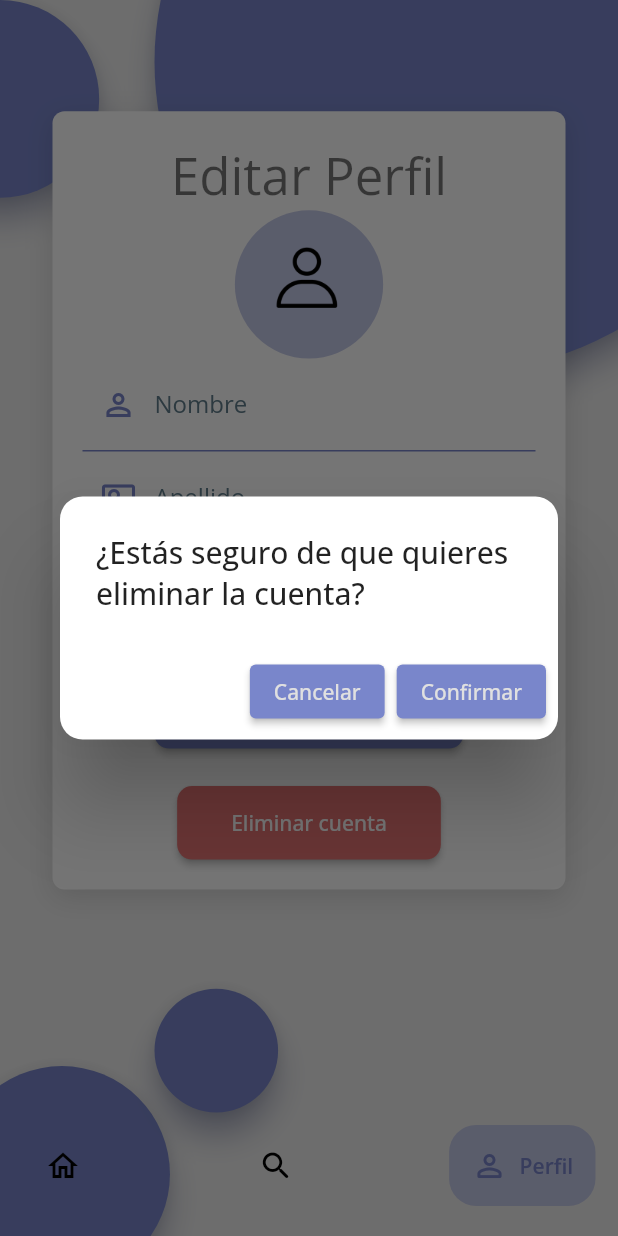
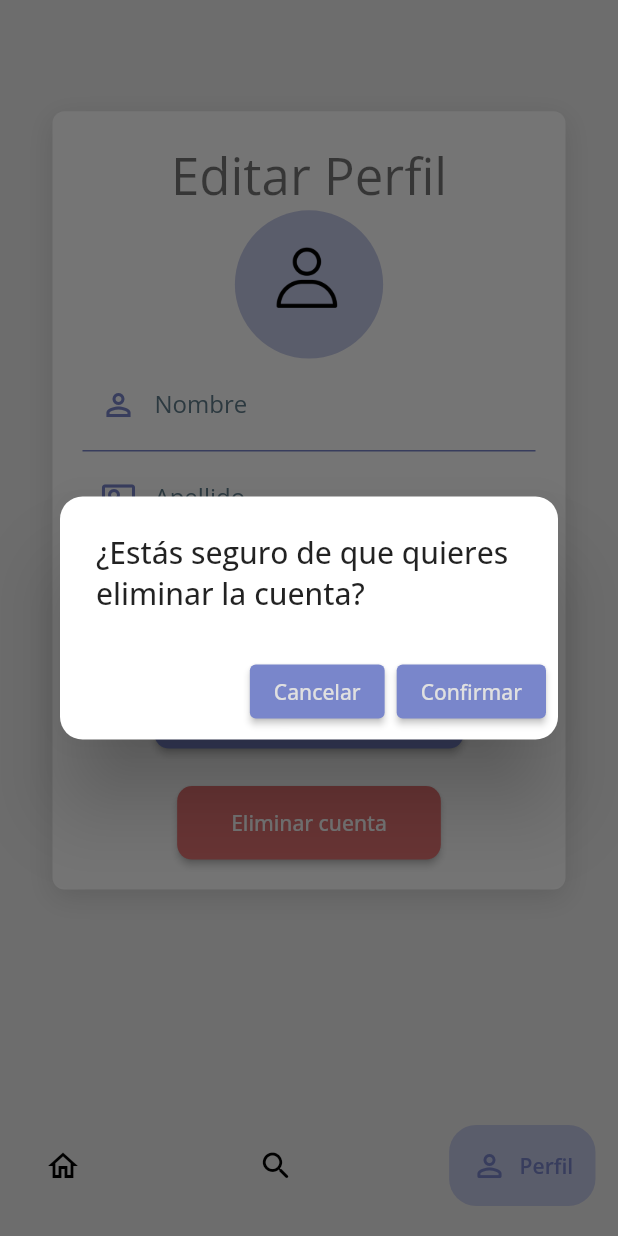
Before and after one commit to moisesmtzs/agenda_modular, a Flutter app: the HomePage screen opened by its route, item 3 of the bottom bar chosen, after a tap on "Eliminar cuenta", on a phone screen of 412 x 824 dp. Run offline on Flutter 3.47's test engine with Material 2 defaults, Android fonts, the phone set to English and light mode, and no system bars; drawn by our look-alikes of google_nav_bar; our stand-ins replace flutter_svg, get, get_storage, google_fonts, image_picker; accounts and stored records are empty.

Commit message:
Paginas nuevas agregadas

```diff
--- a/lib/src/screens/home/home_page.dart
+++ b/lib/src/screens/home/home_page.dart
@@ -6,7 +6,6 @@ import 'package:google_nav_bar/google_nav_bar.dart';
 
 import 'package:agenda_app/src/screens/home/home_controller.dart';
 import 'package:agenda_app/src/widgets/card_container.dart';
-import 'package:agenda_app/src/widgets/custom_painters.dart';
 
 
 class HomePage extends StatelessWidget {
@@ -21,15 +20,24 @@ class HomePage extends StatelessWidget {
     var scaffoldKey = GlobalKey<ScaffoldState>();
 
     return Scaffold(
+      // backgroundColor: Colors.indigo[300],
       key: scaffoldKey,
       extendBodyBehindAppBar: true,
       drawer: _drawer(context),
       appBar: AppBar(
+        centerTitle: true,
+        backgroundColor: Colors.indigo[200],
+        toolbarHeight: 65,
+        shape: ShapeBorder.lerp(
+          RoundedRectangleBorder( borderRadius: BorderRadius.circular(30) ),
+          null,
+          0
+        ),
         leading: IconButton(
           onPressed: () => scaffoldKey.currentState?.openDrawer(),
           icon: SvgPicture.asset("assets/icons/menu.svg")
         ),
-        backgroundColor: Colors.transparent,
+        // backgroundColor: Colors.transparent,
         automaticallyImplyLeading: true,
         elevation: 0,
         iconTheme: const IconThemeData(color: Colors.black, size: 30.0),
@@ -42,15 +50,9 @@ class HomePage extends StatelessWidget {
           ),
         ),
       ),
-      body: Stack(
-        children: <Widget> [
-          drawCircles(context),
-          // SizedBox( height: MediaQuery.of(context).size.height * 0.4 ),
-          SingleChildScrollView(
-            physics: const BouncingScrollPhysics(),
-            child: _buttonAssistant(context),
-          ),
-        ]
+      body: SingleChildScrollView(
+        physics: const BouncingScrollPhysics(),
+        child: _buttonAssistant(context),
       ),
       bottomNavigationBar: Padding(
         padding: const EdgeInsets.only( left: 15, right: 15, bottom: 20, top: 10 ),
@@ -75,12 +77,13 @@ class HomePage extends StatelessWidget {
             GButton(
               onPressed: () => homeController.goToSearchPage(),
               icon: Icons.search_rounded,
-              text: 'Buscar'
+              text: 'Buscar',
+              // iconColor: Colors.white
             ),
             GButton(
               onPressed: () => homeController.goToUpdatePage(),
               icon: Icons.person_outline_rounded,
-              text: 'Perfil'
+              text: 'Perfil',
             ),
           ]
         ),
@@ -88,56 +91,10 @@ class HomePage extends StatelessWidget {
     );
   }
 
-  Widget drawCircles(BuildContext context) {
-
-    var heightOfScreen = MediaQuery.of(context).size.height;
-    var widthOfScreen = MediaQuery.of(context).size.width;
-    return Column(
-      children: <Widget>[
-        CustomPaint(
-          painter: DrawCircle(
-            offset: Offset(widthOfScreen * 0.0005, heightOfScreen * 0.08),
-            radius: widthOfScreen * 0.16,
-            color: Colors.indigo.shade300,
-            hasShadow: true,
-            shadowColor: Colors.indigo[200],
-          ),
-        ),
-        CustomPaint(
-          painter: DrawCircle(
-            offset: Offset(widthOfScreen * 0.75, heightOfScreen * 0.05),
-            radius: widthOfScreen * 0.5,
-            color: Colors.indigo.shade300,
-            hasShadow: true,
-            shadowColor: Colors.indigo[200],
-          ),
-        ),
-        CustomPaint(
-          painter: DrawCircle(
-            offset: Offset(widthOfScreen * 0.1, heightOfScreen * 0.95),
-            radius: widthOfScreen * 0.175,
-            color: Colors.indigo.shade300,
-            hasShadow: true,
-            shadowColor: Colors.indigo[200],
-          ),
-        ),
-        CustomPaint(
-          painter: DrawCircle(
-            offset: Offset(widthOfScreen * 0.35, heightOfScreen * 0.85),
-            radius: widthOfScreen * 0.1,
-            color: Colors.indigo.shade300,
-            hasShadow: true,
-            shadowColor: Colors.indigo[200],
-          ),
-        ),
-      ],
-    );
-  }
-
   Widget _drawer(BuildContext context) {
 
     return Drawer(
-      backgroundColor: const Color(0xFF7986CB),
+      backgroundColor: const Color.fromARGB(255, 255, 255, 255),
       elevation: 25,
       child: ListView(
         physics: const BouncingScrollPhysics(),
@@ -176,9 +133,9 @@ class HomePage extends StatelessWidget {
                   children: [
                     Text(
                       homeController.userSession.name ?? 'Moises',
-                      style: const TextStyle(
+                      style: TextStyle(
                         fontSize: 24.0,
-                        color: Colors.white,
+                        color: Colors.indigo[300],
                         fontWeight: FontWeight.bold
                       ),
                       maxLines: 1,
@@ -189,7 +146,7 @@ class HomePage extends StatelessWidget {
                       homeController.userSession.email ?? 'Correo',
                       style: TextStyle(
                         fontSize: 14.0,
-                        color: Colors.grey[200],
+                        color: Colors.indigo[200],
                         fontWeight: FontWeight.bold
                       ),
                       maxLines: 2,
@@ -201,27 +158,31 @@ class HomePage extends StatelessWidget {
             )
           ),
           Divider(
+            thickness: 1.4,
             indent: MediaQuery.of(context).size.width * 0.06,
             endIndent: MediaQuery.of(context).size.width * 0.06,
-            color: Colors.grey[200],
+            color: Colors.indigo[300],
           ),
-          // SizedBox(height: MediaQuery.of(context).size.height * 0.005),
+          const SizedBox(height:15),
           ListTile(
-            onTap: () {},
-            title: const Text('Mis Tareas', style: TextStyle( color: Colors.white )),
-            trailing: const Icon(Icons.task, color: Colors.white)
+            contentPadding: const EdgeInsets.symmetric(horizontal: 20),
+            onTap: () => homeController.goToTaskPage(),
+            title: Text('Mis Tareas', style: TextStyle( color: Colors.indigo[300], fontSize: 20 )),
+            trailing: Icon(Icons.task, color: Colors.indigo[300], size: 27)
           ),
-          SizedBox(height: MediaQuery.of(context).size.height * 0.008),
+          const SizedBox(height: 8),
           ListTile(
-            onTap: () {},
-            title: const Text('Mi Horario', style: TextStyle( color: Colors.white )),
-            trailing: const Icon(Icons.schedule_rounded, color: Colors.white)
+            contentPadding: const EdgeInsets.symmetric(horizontal: 20),
+            onTap: () => homeController.goToSchedulePage(),
+            title: Text('Mi Horario', style: TextStyle( color: Colors.indigo[300], fontSize: 20 )),
+            trailing: Icon(Icons.schedule_rounded, color: Colors.indigo[300], size: 27)
           ),
-          SizedBox(height: MediaQuery.of(context).size.height * 0.008),
+          const SizedBox(height: 8),
           ListTile(
+            contentPadding: const EdgeInsets.symmetric(horizontal: 20),
             onTap: () => homeController.confirmationDialog(context),
-            title: const Text('Cerrar Sesión', style: TextStyle( color: Colors.white )),
-            trailing: const Icon(Icons.logout_rounded, color: Colors.white)
+            title: Text('Cerrar Sesión', style: TextStyle( color: Colors.indigo[300], fontSize: 20 )),
+            trailing: Icon(Icons.logout_rounded, color: Colors.indigo[300], size: 27)
           ),
         ]
       ),
@@ -236,7 +197,7 @@ class HomePage extends StatelessWidget {
         // vertical: MediaQuery.of(context).size.height * 0.0009,
         horizontal: MediaQuery.of(context).size.width * 0.001
       ),
-      margin: EdgeInsets.symmetric(vertical: MediaQuery.of(context).size.height * 0.11),
+      margin: EdgeInsets.only(top: MediaQuery.of(context).size.height * 0.15),
       child: Column(
         children: [
           const CardContainer(
--- a/lib/src/screens/screens.dart
+++ b/lib/src/screens/screens.dart
@@ -3,3 +3,5 @@ export 'package:agenda_app/src/screens/login/login_page.dart';
 export 'package:agenda_app/src/screens/register/register_page.dart';
 export 'package:agenda_app/src/screens/update/update_profile_page.dart';
 export 'package:agenda_app/src/screens/search/search_page.dart';
+export 'package:agenda_app/src/screens/tasks/task_page.dart';
+export 'package:agenda_app/src/screens/schedule/schedule_page.dart';
--- a/lib/src/screens/update/update_profile_controller.dart
+++ b/lib/src/screens/update/update_profile_controller.dart
@@ -158,6 +158,7 @@ class UpdateProfileController extends GetxController {
       onPressed: () {
         isEnable2.value = false;
         deleteAccount();
+        Get.back();
       },
       child: const Text('Confirmar')
     );
--- a/lib/src/screens/update/update_profile_page.dart
+++ b/lib/src/screens/update/update_profile_page.dart
@@ -1,6 +1,5 @@
 // ignore_for_file: use_key_in_widget_constructors, prefer_const_constructors, avoid_unnecessary_containers, unused_local_variable, unnecessary_new, avoid_print, unused_import, non_constant_identifier_names
 import 'dart:convert';
-import 'package:agenda_app/src/widgets/custom_painters.dart';
 import 'package:flutter/material.dart';
 import 'package:flutter/scheduler.dart';
 import 'package:get/get.dart';
@@ -20,24 +19,18 @@ class UpdateProfilePage extends StatelessWidget {
   @override
   Widget build(BuildContext context) {
     return Scaffold(
-      body: Stack(
-        children: [
-          drawCircles(context),
-          SingleChildScrollView(
+      // backgroundColor: Colors.indigo[300],
+      body: SingleChildScrollView(
         physics: BouncingScrollPhysics(),
         keyboardDismissBehavior: ScrollViewKeyboardDismissBehavior.onDrag,
           child: Column(
             children: [
-                  // _purpleBox(context),
-                  // SizedBox(height: MediaQuery.of(context).size.height * 0.006),
               SizedBox(height: MediaQuery.of(context).size.height * 0.09),
               CardContainer(
                 child: Column(
                   children: [
                     Text( 'Editar Perfil', style: Theme.of(context).textTheme.headline4 ),
-                        // SizedBox( height: 10 ),
                     _headerIcon(context),
-                        // SizedBox( height: 20 ),
                     _updateForm(context)
                   ],
                 )
@@ -46,8 +39,6 @@ class UpdateProfilePage extends StatelessWidget {
             ],
           )
 
-          ),
-        ]
       ),
       bottomNavigationBar: Padding(
         padding: const EdgeInsets.only( left: 15, right: 15, bottom: 20, top: 10 ),
@@ -82,52 +73,6 @@ class UpdateProfilePage extends StatelessWidget {
           ]
         ),
       ),
-    );
-  }
-
-  Widget drawCircles(BuildContext context) {
-
-    var heightOfScreen = MediaQuery.of(context).size.height;
-    var widthOfScreen = MediaQuery.of(context).size.width;
-    return Column(
-      children: <Widget>[
-        CustomPaint(
-          painter: DrawCircle(
-            offset: Offset(widthOfScreen * 0.0005, heightOfScreen * 0.08),
-            radius: widthOfScreen * 0.16,
-            color: Colors.indigo.shade300,
-            hasShadow: true,
-            shadowColor: Colors.indigo[200],
-          ),
-        ),
-        CustomPaint(
-          painter: DrawCircle(
-            offset: Offset(widthOfScreen * 0.75, heightOfScreen * 0.05),
-            radius: widthOfScreen * 0.5,
-            color: Colors.indigo.shade300,
-            hasShadow: true,
-            shadowColor: Colors.indigo[200],
-          ),
-        ),
-        CustomPaint(
-          painter: DrawCircle(
-            offset: Offset(widthOfScreen * 0.1, heightOfScreen * 0.95),
-            radius: widthOfScreen * 0.175,
-            color: Colors.indigo.shade300,
-            hasShadow: true,
-            shadowColor: Colors.indigo[200],
-          ),
-        ),
-        CustomPaint(
-          painter: DrawCircle(
-            offset: Offset(widthOfScreen * 0.35, heightOfScreen * 0.85),
-            radius: widthOfScreen * 0.1,
-            color: Colors.indigo.shade300,
-            hasShadow: true,
-            shadowColor: Colors.indigo[200],
-          ),
-        ),
-      ],
     );
   }
 
@@ -224,14 +169,9 @@ class UpdateProfilePage extends StatelessWidget {
                 child: Container(
                   padding: EdgeInsets.symmetric( horizontal: 30, vertical: 15 ),
                   child: updatePageController.isLoading.value
-                    ? Row(
-                      mainAxisAlignment: MainAxisAlignment.center,
-                      children: [
-                        FittedBox(child: Text('Espere...', style: TextStyle( color: Colors.white ),)),
-                        SizedBox(width: MediaQuery.of(context).size.width * 0.006),
-                        SizedBox(width: 20, height: 20, child: CircularProgressIndicator(color:  Colors.orange[300]))
-                      ],
-                    )
+                    ? FittedBox(child: Text('Espere...', style: TextStyle( color: Colors.white )))
+                        // SizedBox(width: MediaQuery.of(context).size.width * 0.006),
+                        // SizedBox(width: 20, height: 20, child: CircularProgressIndicator(color:  Colors.orange[300]))
                     : FittedBox(child: Text('Guardar cambios', style: TextStyle( color: Colors.white )))
                 ),
                 onPressed: updatePageController.isEnable.value
--- a/lib/src/ui/sizes.dart
+++ /dev/null
@@ -1,7 +0,0 @@
-// ignore_for_file: constant_identifier_names
-
-class Sizes {
-  static const double SIZE_1 = 1.0;
-
-  static const double ELEVATION_8 = 8.0;
-}
```
Also changed, not shown: lib/main.dart (+5 -2 lines), lib/src/layout/adaptive.dart (deleted, +0 -58 lines), lib/src/screens/home/home_controller.dart (+8 -0 lines), lib/src/screens/login/login_page.dart (+1 -8 lines), lib/src/screens/register/register_page.dart (+1 -8 lines), lib/src/screens/schedule/schedule_controller.dart (added, +10 -0 lines), lib/src/screens/schedule/schedule_page.dart (added, +18 -0 lines), lib/src/screens/search/search_page.dart (+2 -54 lines), lib/src/screens/tasks/task_controller.dart (added, +10 -0 lines), lib/src/screens/tasks/task_page.dart (added, +18 -0 lines), lib/src/widgets/custom_painters.dart (deleted, +0 -236 lines), lib/src/widgets/tear_drop_button.dart (deleted, +0 -82 lines), 7 other files. Lines whose indentation alone changed are shown as unchanged.
